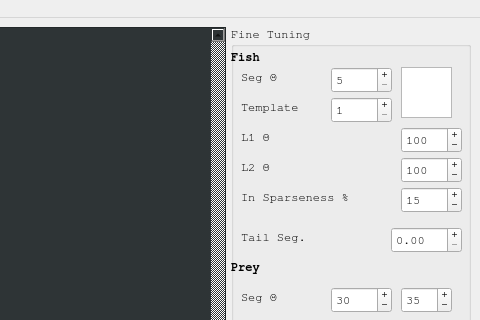
Qt form GUI/mainwindow.ui (kostasl/zebrafish_tracker) before a commit; both pictures show x 260 to 740 and y 0 to 320 of the 740 by 732 pixel window.
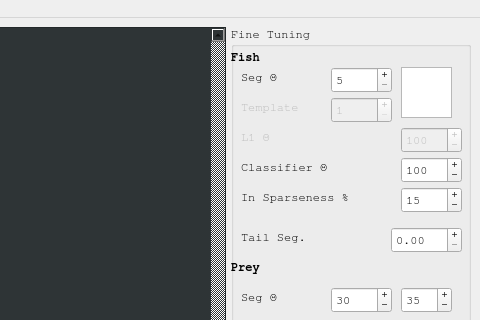
The same form after that commit.

Commit message: Started Img Sample Extraction code to train classifier

Patch:
```diff
--- a/GUI/mainwindow.ui
+++ b/GUI/mainwindow.ui
@@ -386,6 +386,9 @@
          </property>
         </widget>
         <widget class="QSpinBox" name="spinBoxTemplateThres">
+         <property name="enabled">
+          <bool>false</bool>
+         </property>
          <property name="geometry">
           <rect>
            <x>100</x>
@@ -417,6 +420,9 @@
          </property>
         </widget>
         <widget class="QLabel" name="label_TemplateMatch">
+         <property name="enabled">
+          <bool>false</bool>
+         </property>
          <property name="geometry">
           <rect>
            <x>10</x>
@@ -736,6 +742,9 @@
          </property>
         </widget>
         <widget class="QSpinBox" name="spinBoxFishnetL1thres">
+         <property name="enabled">
+          <bool>false</bool>
+         </property>
          <property name="geometry">
           <rect>
            <x>170</x>
@@ -770,6 +779,9 @@
          </property>
         </widget>
         <widget class="QLabel" name="label_TemplateMatch_2">
+         <property name="enabled">
+          <bool>false</bool>
+         </property>
          <property name="geometry">
           <rect>
            <x>10</x>
@@ -826,7 +838,7 @@
           </rect>
          </property>
          <property name="text">
-          <string>L2 Θ</string>
+          <string>Classifier Θ </string>
          </property>
         </widget>
         <widget class="QLabel" name="label_9">
```
The commit also changes 3 other files.
